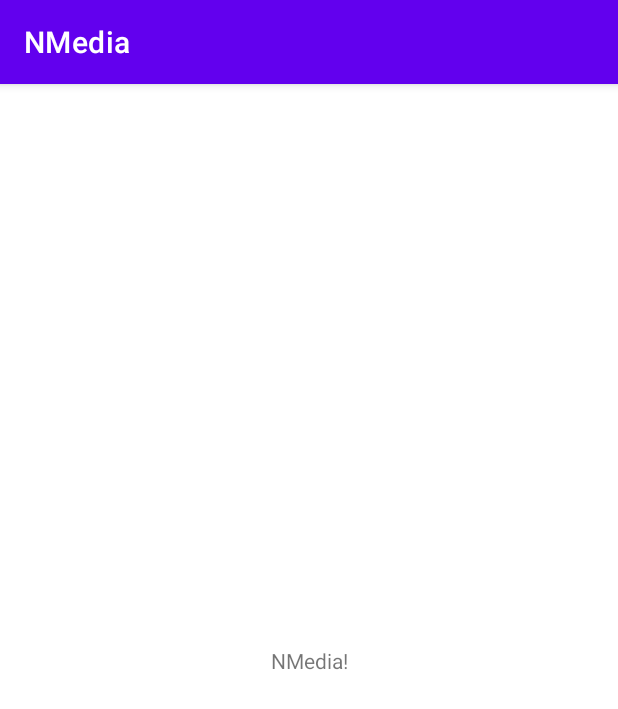
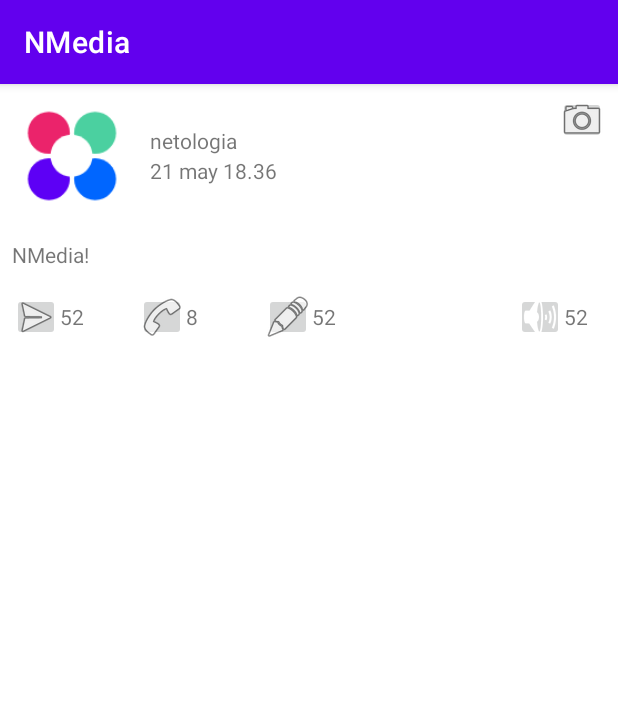
Before and after one commit to Sergey190783/AndroidHomework, an Android app: the screen it shows after launch (MainActivity), on a phone screen of 412 x 824 dp. Shown: the top 709 px of the screen. Run offline under Robolectric (Android 15) with nearby library versions, the phone set to English and light mode, and no system bars.

Commit message:
Добавил картинку

```diff
--- a/app/src/main/res/layout/activity_main.xml
+++ b/app/src/main/res/layout/activity_main.xml
@@ -1,18 +1,117 @@
 <?xml version="1.0" encoding="utf-8"?>
-<androidx.constraintlayout.widget.ConstraintLayout xmlns:android="http://schemas.android.com/apk/res/android"
+<LinearLayout xmlns:android="http://schemas.android.com/apk/res/android"
     xmlns:app="http://schemas.android.com/apk/res-auto"
     xmlns:tools="http://schemas.android.com/tools"
     android:layout_width="match_parent"
     android:layout_height="match_parent"
+    android:orientation="vertical"
     tools:context=".MainActivity">
 
+    <LinearLayout
+        android:layout_width="match_parent"
+        android:layout_height="wrap_content"
+        android:orientation="horizontal">
+
+        <ImageView
+            android:layout_width="80dp"
+            android:layout_margin="8dp"
+            android:layout_height="80dp"
+            android:src="@mipmap/ic_launcher_round" />
+
+        <LinearLayout
+            android:layout_width="0dp"
+            android:layout_weight="1"
+            android:layout_height="wrap_content"
+            android:layout_gravity="center_vertical"
+            android:layout_margin="4dp"
+            android:orientation="vertical">
+
+            <TextView
+                android:layout_width="200dp"
+                android:layout_height="20dp"
+                android:text="@string/card_title" />
+
+            <TextView
+                android:layout_width="200dp"
+                android:layout_height="20dp"
+                android:text="@string/card_time" />
+
+
+        </LinearLayout>
+
+        <ImageButton
+            android:layout_width="32dp"
+            android:layout_height="32dp"
+            android:layout_margin="8dp"
+            android:src="@android:drawable/ic_menu_camera"/>
+
+    </LinearLayout>
+
     <TextView
+        android:layout_margin="8dp"
         android:layout_width="wrap_content"
         android:layout_height="wrap_content"
         android:text="@string/greeting"
+        android:autoLink="web"
         app:layout_constraintBottom_toBottomOf="parent"
         app:layout_constraintLeft_toLeftOf="parent"
         app:layout_constraintRight_toRightOf="parent"
         app:layout_constraintTop_toTopOf="parent" />
 
-</androidx.constraintlayout.widget.ConstraintLayout>
+    <LinearLayout
+        android:layout_width="match_parent"
+        android:layout_height="wrap_content"
+        android:orientation="horizontal"
+        android:layout_margin="8dp">
+
+        <ImageButton
+            android:layout_width="32dp"
+            android:src="@android:drawable/ic_menu_send"
+            android:layout_height="32dp" />
+
+        <TextView
+            android:layout_width="32dp"
+            android:layout_height="wrap_content"
+            android:layout_gravity="center_vertical"
+            android:text="52" />
+
+        <ImageButton
+            android:layout_width="32dp"
+            android:src="@android:drawable/ic_menu_call"
+            android:layout_height="32dp"
+            android:layout_marginStart="20dp" />
+
+        <TextView
+            android:layout_width="32dp"
+            android:layout_height="wrap_content"
+            android:layout_gravity="center_vertical"
+            android:text="8" />
+
+        <ImageButton
+            android:layout_width="32dp"
+            android:layout_height="32dp"
+            android:src="@android:drawable/ic_menu_edit"
+            android:layout_marginStart="20dp" />
+
+        <TextView
+            android:layout_width="32dp"
+            android:layout_height="wrap_content"
+            android:layout_gravity="center_vertical"
+            android:text="52" />
+
+        <ImageButton
+            android:layout_width="32dp"
+            android:layout_height="32dp"
+            android:src="@android:drawable/ic_lock_silent_mode_off"
+            android:layout_marginStart="104dp"
+            android:layout_gravity="end"/>
+
+        <TextView
+            android:layout_width="32dp"
+            android:layout_height="wrap_content"
+            android:layout_gravity="center_vertical"
+            android:text="52" />
+
+    </LinearLayout>
+
+</LinearLayout>
--- a/app/src/main/res/values/strings.xml
+++ b/app/src/main/res/values/strings.xml
@@ -1,4 +1,6 @@
 <resources>
     <string name="app_name">NMedia</string>
     <string name="greeting">NMedia!</string>
+    <string name="card_title">netologia</string>
+    <string name="card_time">21 may 18.36</string>
 </resources>
```
Also changed, not shown: 1 other file.
